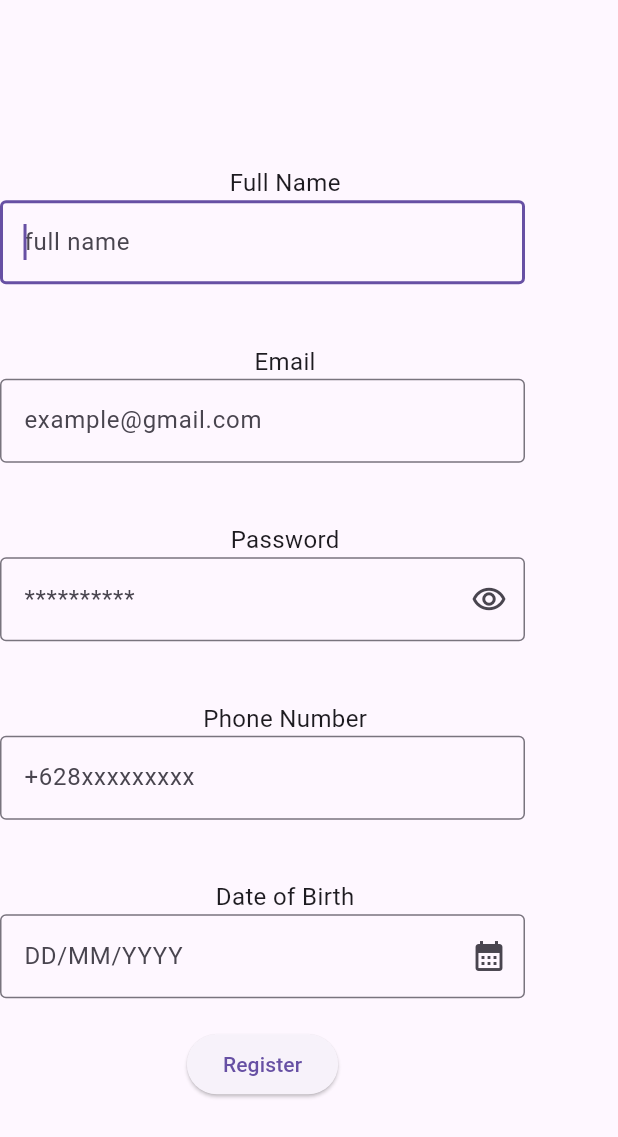
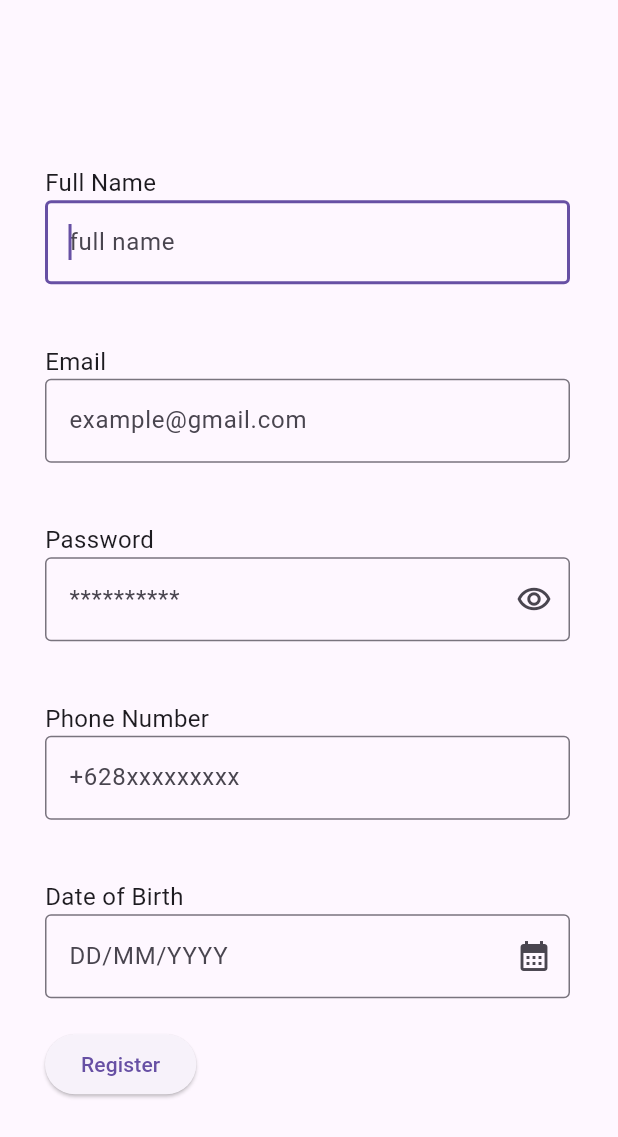
Before and after one commit to staryone/atma_cinema_app, a Flutter app: the RegisterView screen opened directly, on a phone screen of 412 x 824 dp. Shown: the top 1137 px of the screen. Run offline on Flutter 3.47's test engine with Material 3 defaults, Android fonts, the phone set to English and light mode, and no system bars; our stand-ins replace google_fonts.

Commit message:
fix: memperbaiki tampilan register

```diff
--- a/lib/components/input_component.dart
+++ b/lib/components/input_component.dart
@@ -4,7 +4,7 @@ import 'package:atma_cinema/utils/constants.dart';
 //Label Text
 Padding displayText({required String text}) {
   return Padding(
-    padding: const EdgeInsets.only(left: 30, top: 20),
+    padding: const EdgeInsets.only(top: 20),
     child: SizedBox(
       child: Text(
         text,
--- a/lib/views/register_view.dart
+++ b/lib/views/register_view.dart
@@ -11,21 +11,24 @@ class RegisterView extends StatefulWidget {
 
 class _RegisterViewState extends State<RegisterView> {
   final _formKey = GlobalKey<FormState>();
-  TextEditingController usernameController = TextEditingController();
+  TextEditingController fullnameController = TextEditingController();
   TextEditingController emailController = TextEditingController();
   TextEditingController passwordController = TextEditingController();
   TextEditingController notelpController = TextEditingController();
-  TextEditingController tglController = TextEditingController();
+  TextEditingController tanggalController = TextEditingController();
 
   @override
   Widget build(BuildContext context) {
+
     return Scaffold(
       body: SafeArea(
+        child: Padding(
+          padding: const EdgeInsets.symmetric(horizontal: 30),
           child: Form(
             key: _formKey,
             child: Column(
               mainAxisAlignment: MainAxisAlignment.center,
-            crossAxisAlignment: CrossAxisAlignment.center,
+              crossAxisAlignment: CrossAxisAlignment.start,
               children: [
                 displayText(text: "Full Name"),
                 inputForm(
@@ -35,12 +38,12 @@ class _RegisterViewState extends State<RegisterView> {
                     }
                     return null;
                   },
-                controller: usernameController,
+                  controller: fullnameController,
                   hintTxt: "full name",
                 ),
                 displayText(text: "Email"),
                 inputForm(
-                ((p0){
+                  (p0){
                     if(p0==null || p0.isEmpty){
                       return "Email tidak boleh kosong";
                     }
@@ -48,13 +51,13 @@ class _RegisterViewState extends State<RegisterView> {
                       return "Masukkan email yang valid";
                     }
                     return null;
-                }),
+                  },
                   controller: emailController,
                   hintTxt: "example@gmail.com",
                 ),
                 displayText(text: "Password"),
                 inputForm(
-                ((p0){
+                  (p0){
                     if(p0==null || p0.isEmpty){
                       return "Password tidak boleh kosong";
                     }
@@ -62,7 +65,7 @@ class _RegisterViewState extends State<RegisterView> {
                       return "Password minimal 5 digit";
                     }
                     return null;
-                }),
+                  },
                   controller: passwordController,
                   hintTxt: "**********",
                   iconData: Icons.remove_red_eye_outlined,
@@ -70,38 +73,54 @@ class _RegisterViewState extends State<RegisterView> {
                 ),
                 displayText(text: "Phone Number"),
                 inputForm(
-                ((p0){
+                  (p0){
                     if(p0==null || p0.isEmpty){
                       return "Nomor Telepon tidak boleh kosong";
                     }
                     return null;
-                }),
+                  },
                   controller: notelpController,
                   hintTxt: "+628xxxxxxxxx",
                 ),
                 displayText(text: "Date of Birth"),
                 inputForm(
-                ((p0){
+                  (p0){
                     if(p0==null || p0.isEmpty){
                       return "Tanggal lahir tidak boleh kosong";
                     }
                     return null;
-                }),
-                controller: tglController,
+                  },
+                  controller: tanggalController,
                   hintTxt: "DD/MM/YYYY",
                   iconData: Icons.calendar_month,
                 ),
                 ElevatedButton(
                   onPressed: (){
                     Map<String, dynamic> formData = {};
-                  formData['username'] = usernameController.text;
+                    formData['username'] = fullnameController.text;
                     formData['password'] = passwordController.text;
                     Navigator.push(context, MaterialPageRoute(builder: (_) => LoginView(data: formData,)));
                   },
-                child: const Text("Register"))
+                  child: const Text("Register"),
+                ),
+                // Row(
+
+                //   mainAxisAlignment: MainAxisAlignment.spaceEvenly,
+                //   children: [
+                //     TextButton(
+                //       onPressed: () {},
+                //       child: const Text(' '),
+                //     ),
+                //     TextButton(
+                //       onPressed: () {},
+                //       child: const Text(' '),
+                //     ),
+                //   ],
+                // ),
               ],
             ),
-        )
+          ),
+        ),
       ),
     );
   }
```
Lines whose indentation alone changed are shown as unchanged.
